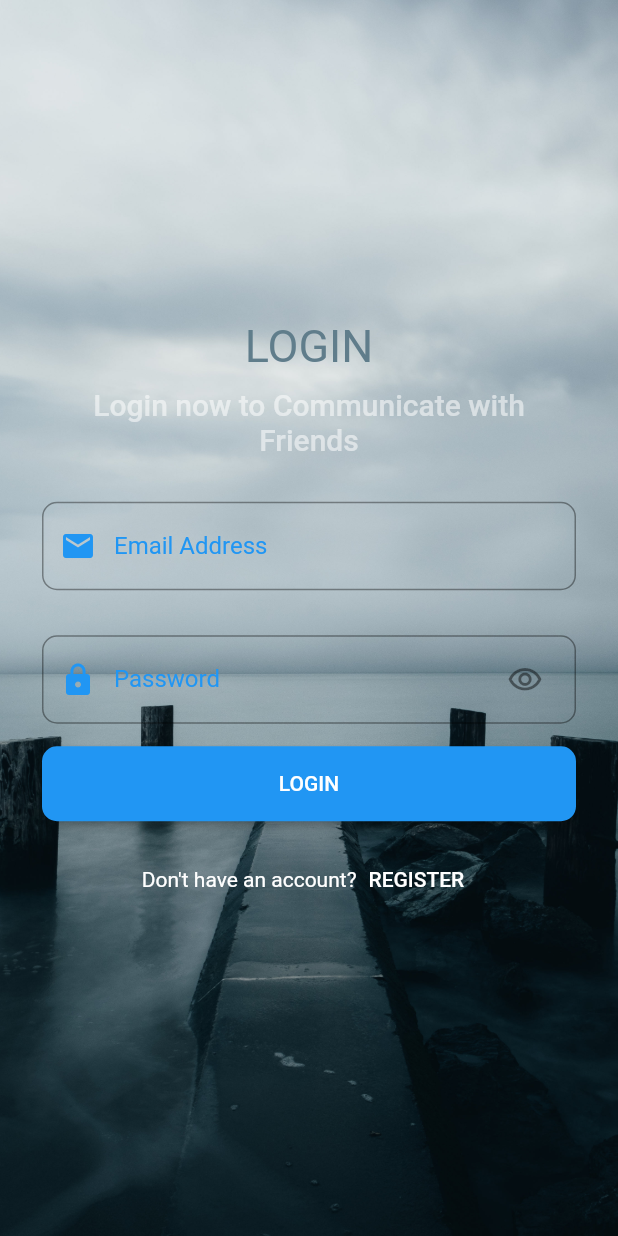
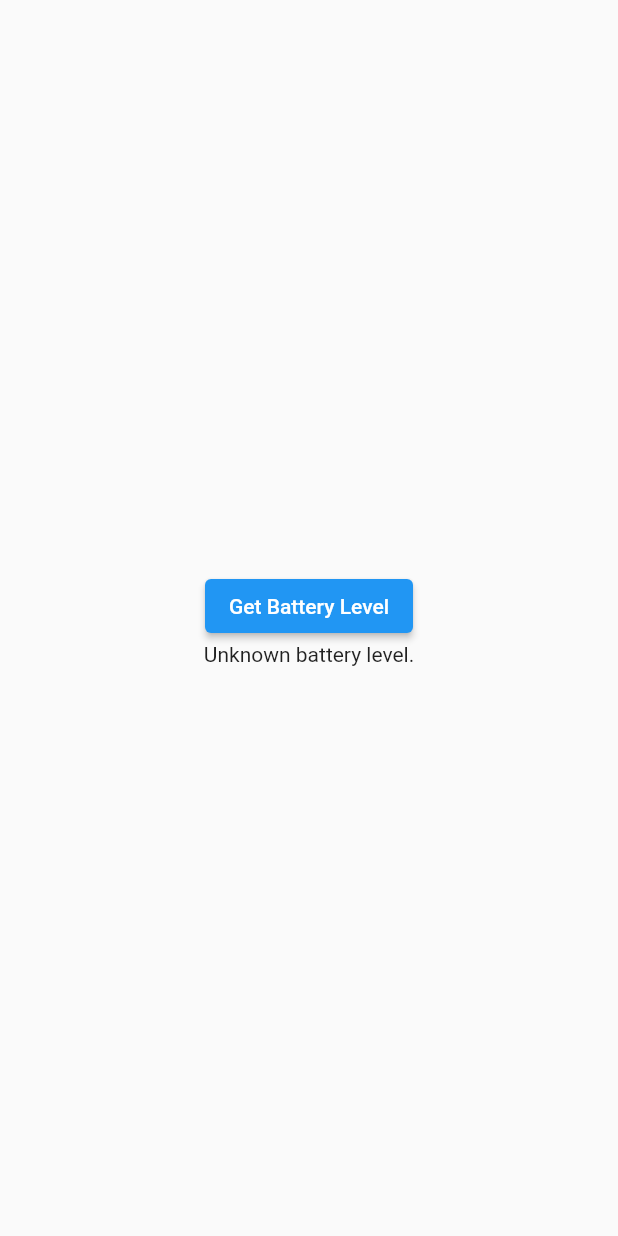
Before and after one commit to PeterMagedAziz/Social-App, a Flutter app: the screen it shows after launch, on a phone screen of 412 x 824 dp. Run offline on Flutter 3.47's test engine with Material 2 defaults, Android fonts, the phone set to English and light mode, and no system bars; our stand-ins replace bloc, cached_network_image, cloud_firestore, conditional_builder_null_safety, dio, firebase_auth and 12 more; missing offline and left inert: firebase_app_check; accounts and stored records are empty.

Commit message:
second commit.4

```diff
--- a/lib/main.dart
+++ b/lib/main.dart
@@ -7,6 +7,7 @@ import 'package:share/layout/cubit/cubit.dart';
 import 'package:share/layout/cubit/states.dart';
 import 'package:share/layout/social_layout.dart';
 import 'package:share/modules/login/social_login_screen.dart';
+import 'package:share/modules/native_code.dart';
 import 'package:share/shared/bloc_observer.dart';
 import 'package:share/shared/component/component.dart';
 import 'package:share/shared/component/constants.dart';
@@ -86,9 +87,9 @@ class MyApp extends StatelessWidget {
         ],
         child: BlocConsumer<SocialCubit,SocialStates>(
             builder: (context,states) {
-              return MaterialApp(
+              return  MaterialApp(
                   debugShowCheckedModeBanner: false,
-                  home: startWidget
+                  home: NativeCodeScreen()
               );
             },
             listener: (context,states) {})
--- /dev/null
+++ b/lib/modules/native_code.dart
@@ -0,0 +1,44 @@
+import 'package:flutter/material.dart';
+import 'package:flutter/services.dart';
+
+class NativeCodeScreen extends StatefulWidget {
+  const NativeCodeScreen({super.key});
+
+  @override
+  State<NativeCodeScreen> createState() => _NativeCodeScreenState();
+}
+
+class _NativeCodeScreenState extends State<NativeCodeScreen> {
+  static const platform = MethodChannel('samples.flutter.dev/battery');
+  String batteryLevel = 'Unknown battery level.';
+
+  void getBatteryLevel() {
+    platform.invokeMethod('getBatteryLevel').then((value) {
+      setState(() {
+        batteryLevel = 'Battery level at $value % .';
+      });
+    }).catchError((error) {
+      setState(() {
+        batteryLevel = "Failed to get battery level: '${error.message}'.";
+      });
+    });
+  }
+
+  @override
+  Widget build(BuildContext context) {
+    return Material(
+      child: Center(
+        child: Column(
+          mainAxisAlignment: MainAxisAlignment.center,
+          children: [
+            ElevatedButton(
+              onPressed: getBatteryLevel,
+              child: const Text('Get Battery Level'),
+            ),
+            Text(batteryLevel),
+          ],
+        ),
+      ),
+    );
+  }
+}
```
